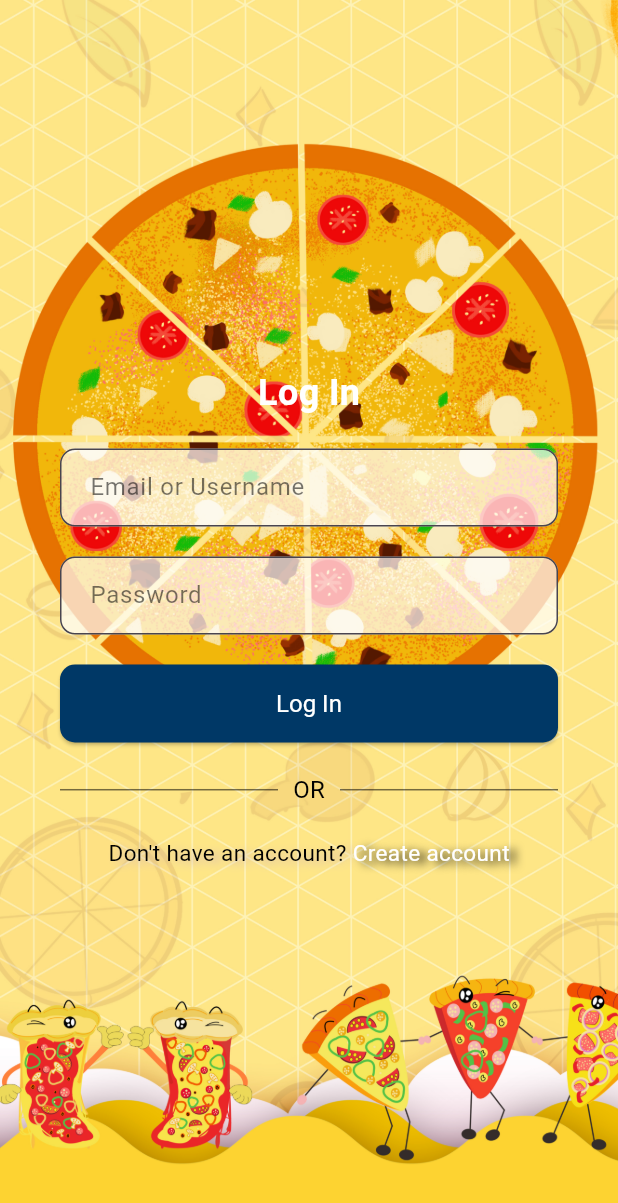
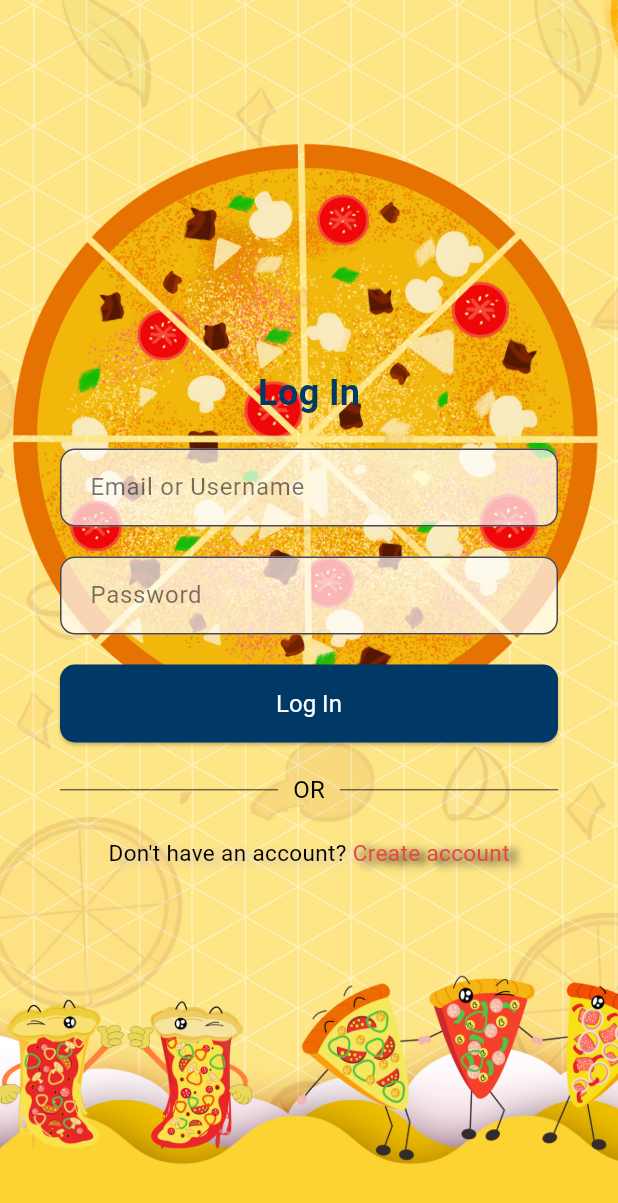
Before and after one commit to Vishal-NodeServer/Pizza-app, a Flutter app: the screen it shows after launch, on a phone screen of 412 x 824 dp. Shown: the top 1203 px of the screen. Run offline on Flutter 3.47's test engine with Material 3 defaults, Android fonts, the phone set to English and light mode, and no system bars.

```diff
--- a/lib/screens/auth/login_page.dart
+++ b/lib/screens/auth/login_page.dart
@@ -43,7 +43,7 @@ class _LoginPageState extends State<LoginPage> {
                         style: TextStyle(
                           fontSize: 24,
                           fontWeight: FontWeight.bold,
-                          color: Color.fromARGB(255, 255, 255, 255),
+                          color: Color.fromARGB(255, 0, 56, 102),
                         ),
                       ),
                       const SizedBox(height: 20),
@@ -134,7 +134,7 @@ class _LoginPageState extends State<LoginPage> {
                               "Create account",
                               style: TextStyle(
                                 fontSize: 15,
-                                color: Color.fromARGB(255, 255, 255, 255),
+                                color: Color.fromARGB(255, 231, 70, 70),
                                 shadows: [
                                   Shadow(
                                     blurRadius: 7.0, // Shadow blur radius
```
